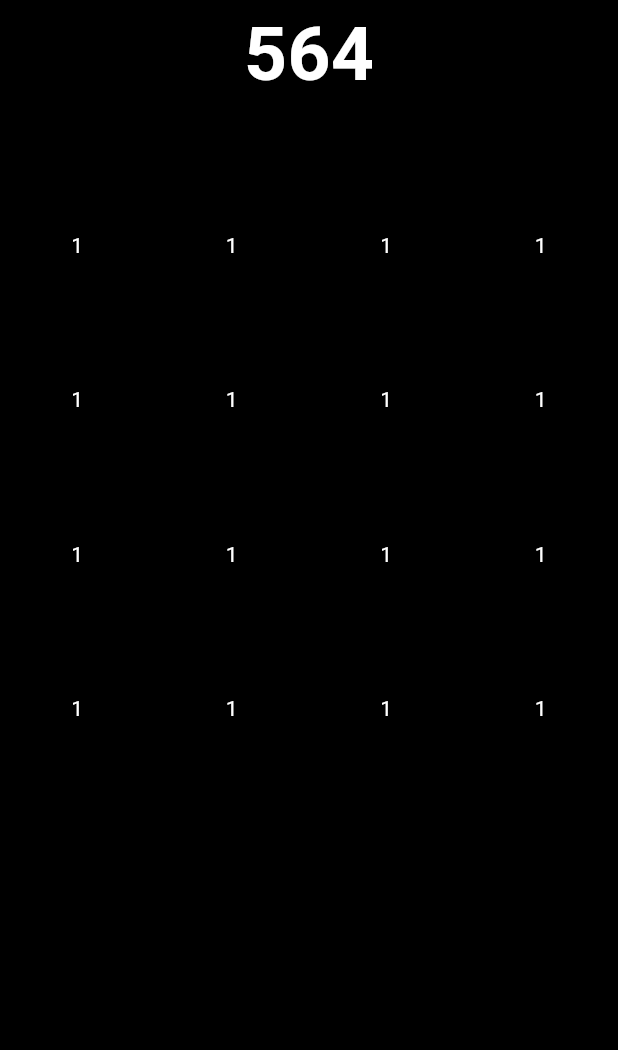
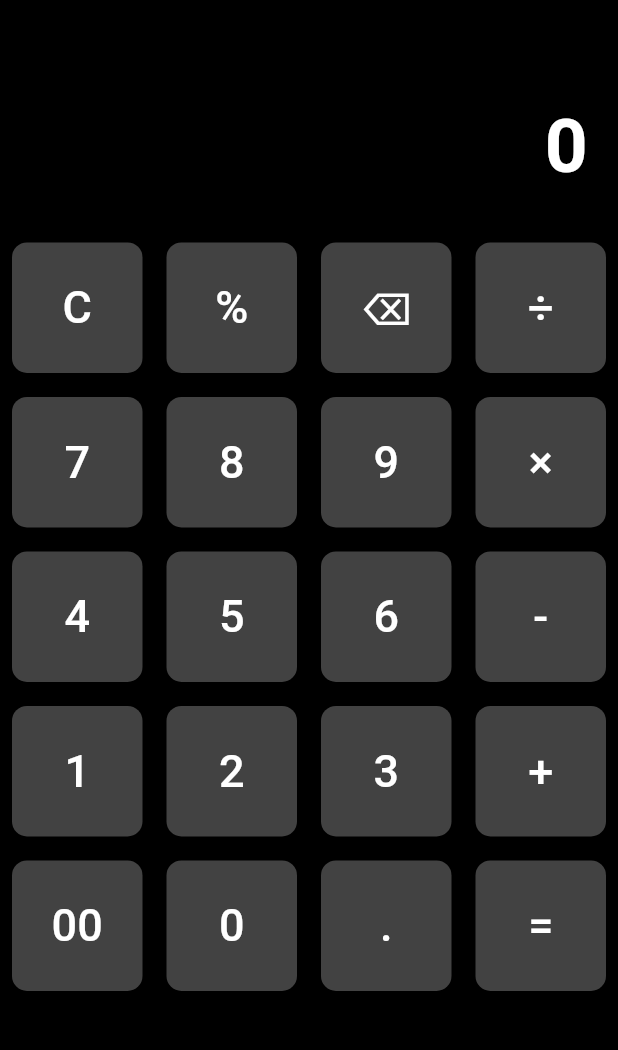
Before and after one commit to mr-riad/Calculator-Ui, a Flutter app: the screen it shows after launch, on a phone screen of 412 x 824 dp, the part 84-1134 px from its top. Run offline on Flutter 3.47's test engine with Material 3 defaults, Android fonts, the phone set to English and light mode, and no system bars.

```diff
--- a/lib/screens/home_screen.dart
+++ b/lib/screens/home_screen.dart
@@ -1,5 +1,4 @@
 import 'package:flutter/material.dart';
-
 import '../widgets/button_widgets.dart';
 
 class HomeScreen extends StatefulWidget {
@@ -10,6 +9,17 @@ class HomeScreen extends StatefulWidget {
 }
 
 class _HomeScreenState extends State<HomeScreen> {
+  String displayText = "0";
+
+  List<String> calculatorButtons = [
+    "C", "%", "⌫", "÷",
+    "7", "8", "9", "×",
+    "4", "5", "6", "-",
+    "1", "2", "3", "+",
+    "00", "0", ".", "=",
+  ];
+
+
   @override
   Widget build(BuildContext context) {
     return Scaffold(
@@ -20,8 +30,10 @@ class _HomeScreenState extends State<HomeScreen> {
           Expanded(
             flex: 2,
             child: Container(
+              alignment: Alignment.bottomRight,
+              padding: EdgeInsets.all(20),
               child: Text(
-                "564",
+                displayText,
                 style: TextStyle(
                   fontSize: 50,
                   fontWeight: FontWeight.bold,
@@ -35,14 +47,17 @@ class _HomeScreenState extends State<HomeScreen> {
             child: GridView.builder(
               gridDelegate: SliverGridDelegateWithFixedCrossAxisCount(
                 crossAxisCount: 4,
+              ),
+              itemCount: calculatorButtons.length,
+              itemBuilder: (context, index) {
 
-              ),
-              itemCount: 16,
-              itemBuilder: (context, index) {
-                return Column(
-                  children: [
-                    Text("1",style: TextStyle(color: Colors.white),)
-                  ],
+
+                return Padding(
+                  padding: EdgeInsets.all(8),
+                  child: CustomButton(
+                    onClick: () {},
+                    text: calculatorButtons[index],
+                  ),
                 );
               },
             ),
--- a/lib/widgets/button_widgets.dart
+++ b/lib/widgets/button_widgets.dart
@@ -24,6 +24,7 @@ class CustomButton extends StatelessWidget {
         child: Text(text,
           style: TextStyle(
               color: Colors.white,
+            fontSize: 30
 
           ),));
   }
```
